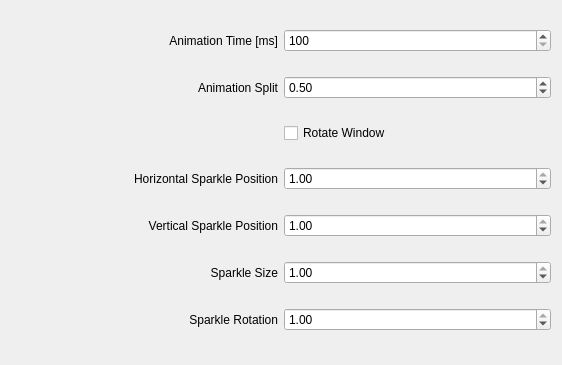
Old version of the form kwin/team-rocket/config.ui in the repository Schneegans/Burn-My-Windows.
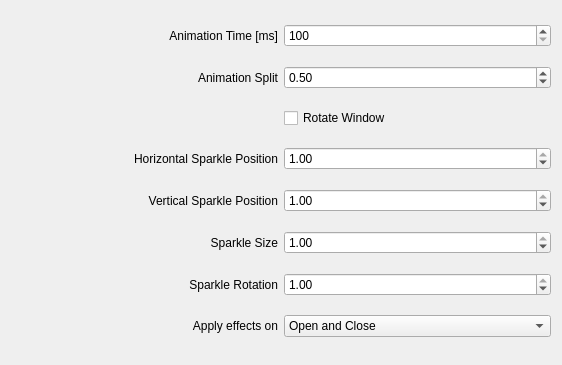
New version of the form.

Commit message: :tada: Apply effect on open only or close only

Diff of the .ui file:
```diff
--- a/kwin/team-rocket/config.ui
+++ b/kwin/team-rocket/config.ui
@@ -178,6 +178,40 @@
                     </property>
                 </widget>
             </item>
+        
+            <item row="7" column="0">
+                <widget class="QLabel" name="label_ApplyEffectsOn">
+                    <property name="text">
+                        <string>Apply effects on</string>
+                    </property>
+                    <property name="alignment">
+                        <set>Qt::AlignmentFlag::AlignRight|Qt::AlignmentFlag::AlignTrailing|Qt::AlignmentFlag::AlignVCenter</set>
+                    </property>
+                </widget>
+            </item>
+            <item row="7" column="1">
+                <widget class="QComboBox" name="kcfg_ApplyEffectsOn">
+                                        <property name="currentIndex">
+                        <number>2</number>
+                    </property>
+<item>
+                        <property name="text">
+                            <string>Open only</string>
+                        </property>
+                    </item>
+                    <item>
+                        <property name="text">
+                            <string>Close only</string>
+                        </property>
+                    </item>
+                    <item>
+                        <property name="text">
+                            <string>Open and Close</string>
+                        </property>
+                    </item>
+                </widget>
+            </item>
+
         </layout>
     </widget>
     <resources />
```
The commit also changes 38 other files.
